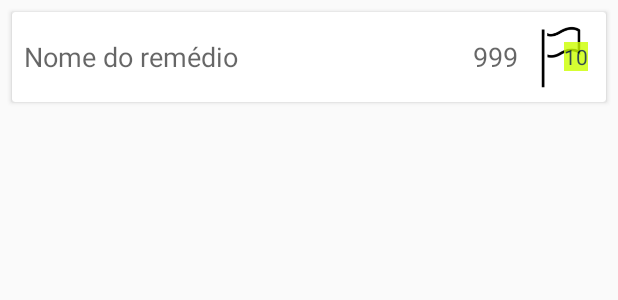
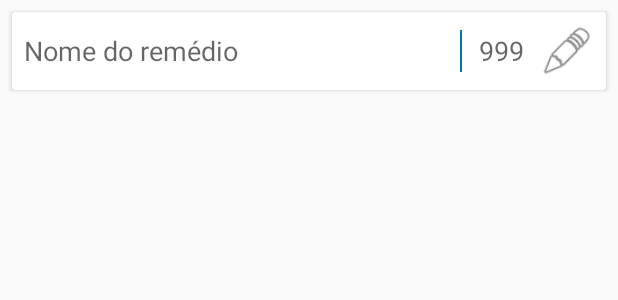
Before and after one commit to frapsMatheus/Chegou-Sus-, an Android app: the layout cell_remedio.xml on its own in the app's theme, with its tools: preview values and no code run, on a phone screen of 412 x 824 dp. Shown: the top 300 px of the screen. Run offline under Robolectric (Android 15) with nearby library versions, the phone set to English and light mode, and no system bars.

Commit message:
Remedios funcionando.

```diff
--- a/App cidadao/Cade,Sus/app/src/main/java/cadesus/co/cadesus/AdicionarRemedios/AdicionarRemedioCallback.java
+++ b/App cidadao/Cade,Sus/app/src/main/java/cadesus/co/cadesus/AdicionarRemedios/AdicionarRemedioCallback.java
@@ -7,6 +7,6 @@ import cadesus.co.cadesus.DB.Entidades.Remedio;
  */
 public interface AdicionarRemedioCallback {
 
-    void remedioAdicionado(Remedio remedio);
+    void remedioAdicionado(Remedio remedio, int Quantidade);
 
 }
--- a/App cidadao/Cade,Sus/app/src/main/java/cadesus/co/cadesus/AdicionarRemedios/AdicionarRemedioHolder.java
+++ b/App cidadao/Cade,Sus/app/src/main/java/cadesus/co/cadesus/AdicionarRemedios/AdicionarRemedioHolder.java
@@ -28,7 +28,7 @@ public class AdicionarRemedioHolder extends RecyclerView.ViewHolder {
 
     public void setFields(Remedio remedio)
     {
-        mNome.setText(remedio.principioAtivo);
+        mNome.setText(remedio.principio_ativo);
         mPatologia.setText(remedio.patologia);
     }
 
--- a/App cidadao/Cade,Sus/app/src/main/java/cadesus/co/cadesus/AdicionarRemedios/AdicionarRemediosAdapter.java
+++ b/App cidadao/Cade,Sus/app/src/main/java/cadesus/co/cadesus/AdicionarRemedios/AdicionarRemediosAdapter.java
@@ -40,13 +40,13 @@ public class AdicionarRemediosAdapter extends RecyclerView.Adapter<AdicionarReme
         builder.setView(view);
         builder.setTitle("Adicionar remédio");
         builder.setMessage("Adicione a quantidade de caixas de "
-                + remedio.principioAtivo + " que você necessita.");
+                + remedio.principio_ativo + " que você necessita.");
         builder.setCancelable(true);
         builder.setPositiveButton("Adicionar", new DialogInterface.OnClickListener() {
             @Override
             public void onClick(DialogInterface dialogInterface, int i) {
-                remedio.quantidade = Integer.parseInt(quantidadeRemedio.getText().toString());
-                mCallback.remedioAdicionado(remedio);
+                int quantidade = Integer.parseInt(quantidadeRemedio.getText().toString());
+                mCallback.remedioAdicionado(remedio,quantidade);
             }
         });
         builder.show();
--- a/App cidadao/Cade,Sus/app/src/main/java/cadesus/co/cadesus/Cells/RemedioViewHolder.java
+++ b/App cidadao/Cade,Sus/app/src/main/java/cadesus/co/cadesus/Cells/RemedioViewHolder.java
@@ -14,8 +14,7 @@ public class RemedioViewHolder extends RecyclerView.ViewHolder {
 
     private TextView    mName;
     private TextView    mQuantidade;
-    private TextView    mNotifications;
-    private ImageView   mFlag;
+    private ImageView   mEdit;
 
     public RemedioViewHolder(View itemView) {
         super(itemView);
@@ -26,7 +25,6 @@ public class RemedioViewHolder extends RecyclerView.ViewHolder {
     {
         mName = (TextView)v.findViewById(R.id.cell_remedio_nome);
         mQuantidade = (TextView)v.findViewById(R.id.cell_remedio_quantidade);
-        mNotifications = (TextView)v.findViewById(R.id.cell_remedio_notification_counter);
-        mFlag = (ImageView) v.findViewById(R.id.cell_remedio_notificacao);
+        mEdit = (ImageView) v.findViewById(R.id.cell_remedio_edit);
     }
 }
--- a/App cidadao/Cade,Sus/app/src/main/java/cadesus/co/cadesus/DB/DBUser.java
+++ b/App cidadao/Cade,Sus/app/src/main/java/cadesus/co/cadesus/DB/DBUser.java
@@ -18,12 +18,12 @@ public class DBUser
     DBUser()
     {
         mDB = FirebaseDatabase.getInstance();
-        mRef = mDB.getReference("users");
+        mRef = mDB.getReference("usuarios");
     }
 
-    public void saveUser(String userID, User user)
+    public void saveUser()
     {
-        mRef.child(userID).setValue(user);
+        mRef.child(DBLogin.shared().getUserID()).setValue(User.shared());
     }
 
     public static DBUser shared()
--- a/App cidadao/Cade,Sus/app/src/main/java/cadesus/co/cadesus/Login/LoginActivity.java
+++ b/App cidadao/Cade,Sus/app/src/main/java/cadesus/co/cadesus/Login/LoginActivity.java
@@ -197,9 +197,9 @@ public class LoginActivity extends Activity implements LoginCallback {
             if (resultCode == RESULT_OK) {
                 Place place = PlacePicker.getPlace(data, this);
                 String toastMsg = String.format("Place: %s", place.getName());
-                User user = new User();
+                User user = User.shared();
                 user.setLocation(place.getLatLng().latitude, place.getLatLng().longitude);
-                DBUser.shared().saveUser(DBLogin.shared().getUserID(),user);
+                DBUser.shared().saveUser();
                 Toast.makeText(this, toastMsg, Toast.LENGTH_LONG).show();
             }
         }
--- a/App cidadao/Cade,Sus/app/src/main/java/cadesus/co/cadesus/Main/MainActivity.java
+++ b/App cidadao/Cade,Sus/app/src/main/java/cadesus/co/cadesus/Main/MainActivity.java
@@ -12,8 +12,11 @@ import android.widget.Button;
 
 import com.google.android.gms.common.api.GoogleApiClient;
 import com.google.android.gms.location.places.Places;
+import com.google.firebase.FirebaseApp;
+import com.google.firebase.database.FirebaseDatabase;
 
 import cadesus.co.cadesus.DB.DBLogin;
+import cadesus.co.cadesus.DB.DBMain;
 import cadesus.co.cadesus.R;
 import cadesus.co.cadesus.Settings.SettingsActivity;
 
@@ -81,6 +84,7 @@ public class MainActivity extends AppCompatActivity
         if (DBLogin.shared().isLoggedUser()) {
             mTabLayout.setVisibility(View.VISIBLE);
             mLogOut.setVisibility(View.VISIBLE);
+            DBMain.shared().getUser();
         } else {
             mTabLayout.setVisibility(View.GONE);
             mLogOut.setVisibility(View.GONE);
--- a/App cidadao/Cade,Sus/app/src/main/java/cadesus/co/cadesus/MainApplication.java
+++ b/App cidadao/Cade,Sus/app/src/main/java/cadesus/co/cadesus/MainApplication.java
@@ -3,6 +3,9 @@ package cadesus.co.cadesus;
 import android.app.Application;
 import android.content.Context;
 import android.support.multidex.MultiDex;
+
+import com.google.firebase.FirebaseApp;
+import com.google.firebase.database.FirebaseDatabase;
 
 /**
  * Created by Fraps on 10/07/2016.
@@ -12,5 +15,8 @@ public class MainApplication extends Application {
     protected void attachBaseContext(Context base) {
         super.attachBaseContext(base);
         MultiDex.install(this);
+        if (!FirebaseApp.getApps(this).isEmpty()) {
+            FirebaseDatabase.getInstance().setPersistenceEnabled(true);
+        }
     }
 }
--- a/App cidadao/Cade,Sus/app/src/main/res/layout/cell_remedio.xml
+++ b/App cidadao/Cade,Sus/app/src/main/res/layout/cell_remedio.xml
@@ -19,6 +19,13 @@
         android:id="@+id/cell_remedio_nome"
         android:layout_weight="1" />
 
+    <FrameLayout
+        android:layout_width="1dp"
+        android:layout_height="match_parent"
+        android:layout_weight="0"
+        android:background="@color/colorPrimary"
+        android:layout_margin="4dp"></FrameLayout>
+
     <TextView
         android:layout_width="44dp"
         android:layout_height="wrap_content"
@@ -27,33 +34,12 @@
         android:id="@+id/cell_remedio_quantidade"
         android:gravity="center" />
 
-    <RelativeLayout
-        android:layout_width="44dp"
-        android:layout_height="44dp">
-
-        <ImageView
-            android:layout_width="44dp"
-            android:layout_height="44dp"
-            android:id="@+id/cell_remedio_notificacao"
-            android:layout_weight="0"
-            android:src="@drawable/notification_empty" />
-
-        <TextView
-            android:layout_width="wrap_content"
-            android:layout_height="wrap_content"
-            android:textAppearance="?android:attr/textAppearanceSmall"
-            android:text="10"
-            android:id="@+id/cell_remedio_notification_counter"
-            android:background="@color/colorAccent"
-            android:textColor="@color/colorText"
-            android:layout_alignParentBottom="false"
-            android:layout_alignParentRight="true"
-            android:layout_alignParentTop="true"
-            android:layout_marginRight="4dp"
-            android:layout_marginTop="12dp"
-            android:alpha="0.8"
-            android:visibility="visible" />
-    </RelativeLayout>
+    <ImageView
+        android:layout_width="36dp"
+        android:layout_height="36dp"
+        android:id="@+id/cell_remedio_edit"
+        android:layout_marginLeft="4dp"
+        android:src="@android:drawable/ic_menu_edit" />
 
 </LinearLayout>
 
--- a/App cidadao/Cade,Sus/app/src/main/res/layout/fragment_recyclerview.xml
+++ b/App cidadao/Cade,Sus/app/src/main/res/layout/fragment_recyclerview.xml
@@ -5,7 +5,8 @@
     android:layout_height="match_parent">
     <android.support.v7.widget.RecyclerView
         android:layout_width="match_parent"
-        android:layout_height="match_parent"></android.support.v7.widget.RecyclerView>
+        android:layout_height="match_parent"
+        android:id="@+id/fragment_recycler"></android.support.v7.widget.RecyclerView>
     <com.github.clans.fab.FloatingActionButton
         android:id="@+id/fab"
         android:layout_width="wrap_content"
```
Also changed, not shown: App cidadao/Cade,Sus/app/src/main/java/cadesus/co/cadesus/AdicionarRemedios/AdicionarRemediosFragment.java (+14 -17 lines), App cidadao/Cade,Sus/app/src/main/java/cadesus/co/cadesus/DB/DBMain.java (added, +103 -0 lines), App cidadao/Cade,Sus/app/src/main/java/cadesus/co/cadesus/DB/Entidades/PostoDeSaude.java (added, +32 -0 lines), App cidadao/Cade,Sus/app/src/main/java/cadesus/co/cadesus/DB/Entidades/Remedio.java (+5 -6 lines), App cidadao/Cade,Sus/app/src/main/java/cadesus/co/cadesus/DB/Entidades/User.java (+40 -2 lines), App cidadao/Cade,Sus/app/src/main/java/cadesus/co/cadesus/Main/MeusRemedios.java (+20 -3 lines), App cidadao/Cade,Sus/app/src/main/java/cadesus/co/cadesus/Main/MeusRemediosAdapter.java (added, +55 -0 lines), App cidadao/Cade,Sus/app/src/main/java/cadesus/co/cadesus/Main/MeusRemediosHolder.java (added, +37 -0 lines).
